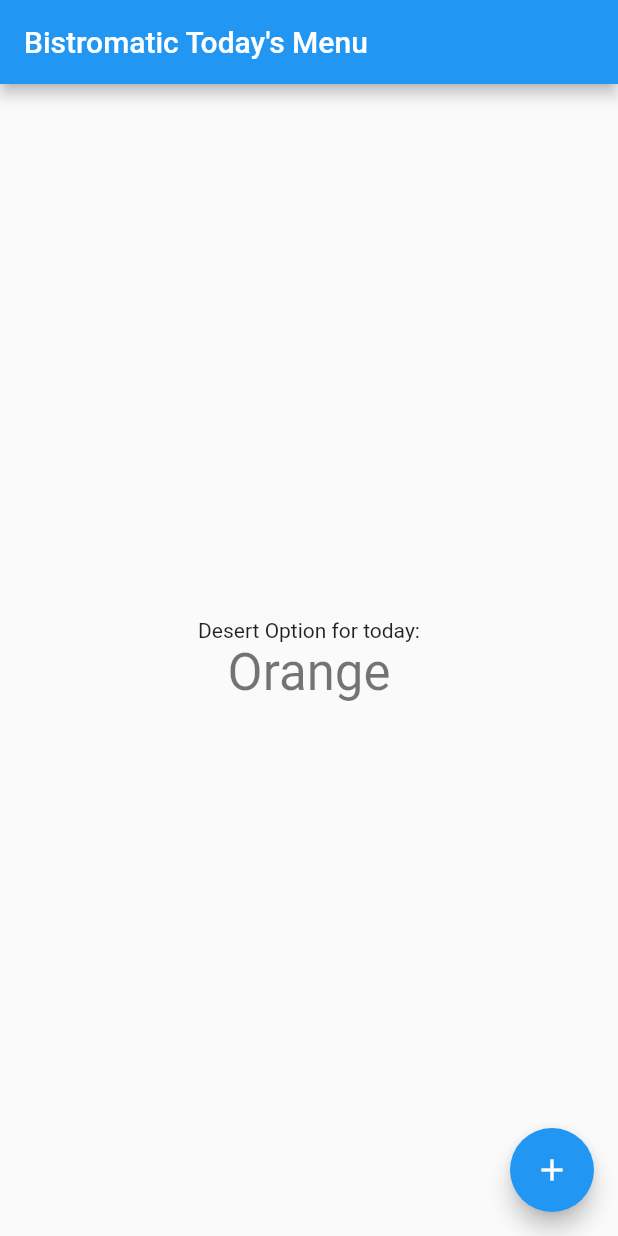
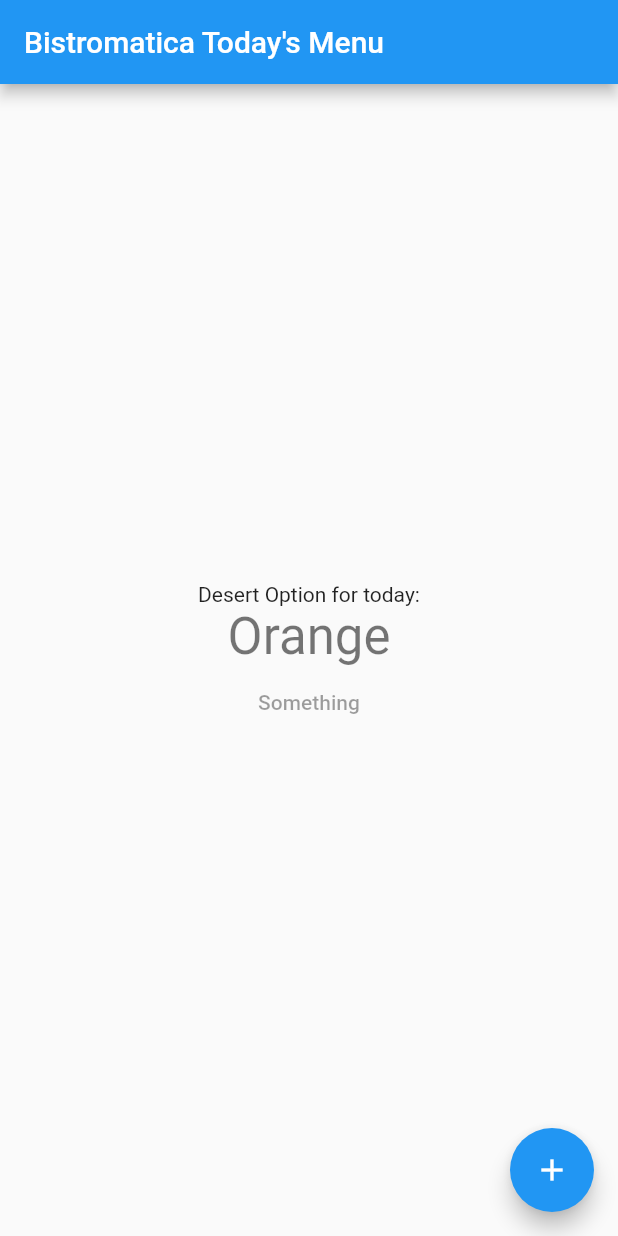
Before and after one commit to akafael/flutter-sandbox, a Flutter app: the screen it shows after launch, on a phone screen of 412 x 824 dp. Run offline on Flutter 3.47's test engine with Material 2 defaults, Android fonts, the phone set to English and light mode, and no system bars.

Commit message:
Update app and add gitignore

```diff
--- a/apps/first_flutter_app/lib/main.dart
+++ b/apps/first_flutter_app/lib/main.dart
@@ -27,7 +27,7 @@ class MyApp extends StatelessWidget {
         // closer together (more dense) than on mobile platforms.
         visualDensity: VisualDensity.adaptivePlatformDensity,
       ),
-      home: MyHomePage(title: 'Bistromatic Today\'s Menu'),
+      home: MyHomePage(title: 'Bistromatica Today\'s Menu'),
     );
   }
 }
@@ -116,6 +116,7 @@ class _MyHomePageState extends State<MyHomePage> {
               _fruitList[_randomNumber],
               style: Theme.of(context).textTheme.headline4,
             ),
+            FlatButton(child: Text("Something"))
           ],
         ),
       ),
```
Also changed, not shown: 1 other file.
